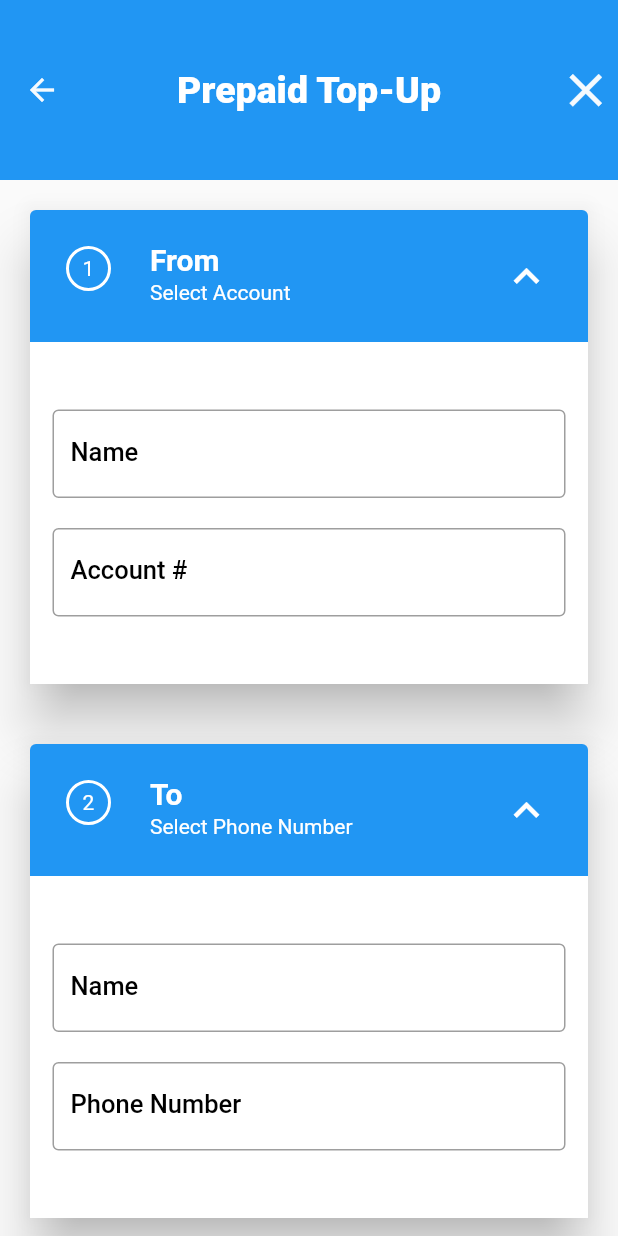
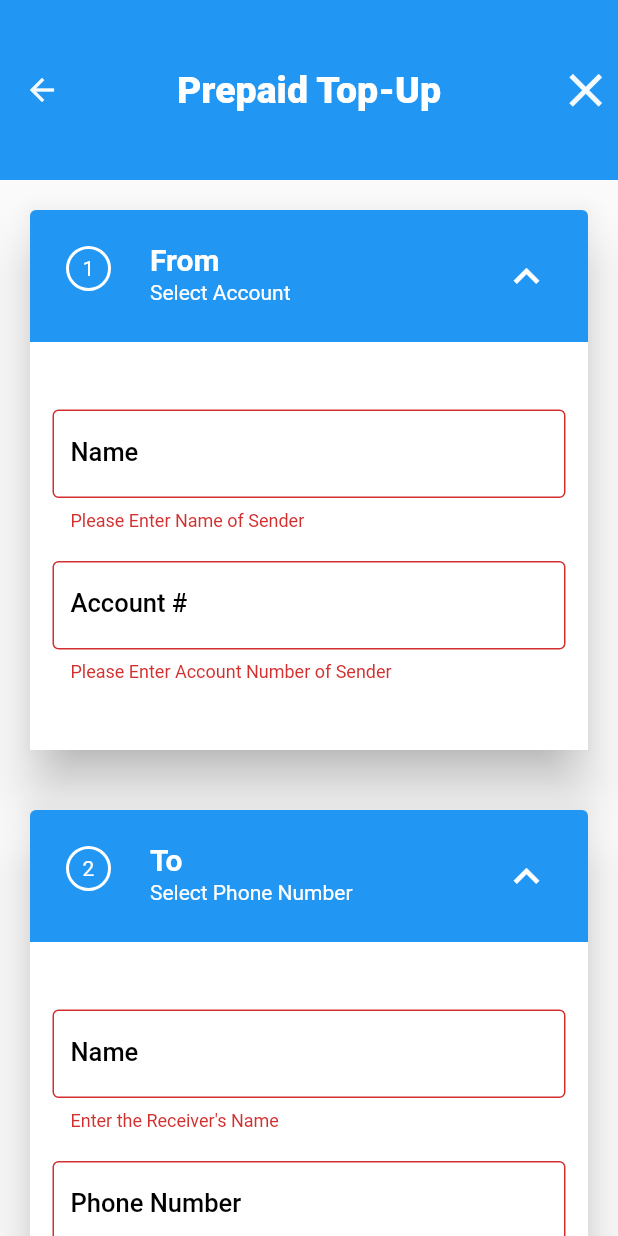
Before and after one commit to The-Azure-Coder/ncb_clone_v1, a Flutter app: the TopUp screen opened directly, on a phone screen of 412 x 824 dp. Run offline on Flutter 3.47's test engine with Material 2 defaults, Android fonts, the phone set to English and light mode, and no system bars; our stand-ins replace flutter_secure_storage, loading_animation_widget; accounts and stored records are empty.

Commit message:
Updated topup page

```diff
--- a/lib/models/account.dart
+++ b/lib/models/account.dart
@@ -1,11 +1,12 @@
 import 'package:ncb_frontend_v1/models/transaction.dart';
 
 class Account {
-  final String id;
-  final String userID;
-  final String accType;
+  final String? id;
+  final String? userID;
+  // final String accType;
+  final AccountType? accType;
   final String accNo;
-  final String currency;
+  final AccountCurrency? currency;
   final double balance;
   late Transaction transactions;
 
@@ -19,13 +20,75 @@ class Account {
   });
 
   factory Account.fromJson(Map<String, dynamic> json) {
+    // var list = json['accType'] as List;
+    // print(list);
+    // List accountType = list.map((i) => AccountType.fromJson(i)).toList();
     return Account(
       id: json['_id'],
       userID: json['userID'],
-      accType: json['accType'],
+      // accType: json['accType'],
+      accType: _toObject(json['accType'], (e) => AccountType.fromJson(e)),
       accNo: json['accNo'],
-      currency: json['currency'],
+      currency: _toObject(json['currency'], (e) => AccountCurrency.fromJson(e)),
       balance: json['balance'],
     );
   }
 }
+
+class AccountList {
+  final List<Account> accounts;
+
+  AccountList({
+    required this.accounts,
+  });
+
+  factory AccountList.fromJson(List<dynamic> json) {
+    List<Account> accounts = <Account>[];
+    accounts = json.map((e) => Account.fromJson(e)).toList();
+    return AccountList(accounts: accounts);
+  }
+}
+
+class AccountType {
+  final String id;
+  final String? name;
+
+  AccountType({
+    required this.id,
+    required this.name,
+  });
+
+  factory AccountType.fromJson(Map<String, dynamic> json) {
+    return AccountType(
+      id: json['_id'],
+      name: json['name'],
+    );
+  }
+}
+
+class AccountCurrency {
+  final String id;
+  final String name;
+  final String symbol;
+
+  AccountCurrency({
+    required this.id,
+    required this.name,
+    required this.symbol,
+  });
+
+  factory AccountCurrency.fromJson(Map<String, dynamic> json) {
+    return AccountCurrency(
+      id: json['_id'],
+      name: json['name'],
+      symbol: json['symbol'],
+    );
+  }
+}
+
+T? _toObject<T>(AccountInfo, T Function(Map<String, dynamic>) fromJson) {
+  if (AccountInfo == null) {
+    return null;
+  }
+  return fromJson(AccountInfo as Map<String, dynamic>);
+}
--- a/lib/models/transaction.dart
+++ b/lib/models/transaction.dart
@@ -1,8 +1,8 @@
 class Transaction {
-  final String id;
+  String? id;
   final String accId;
-  final int openingBalance;
-  final String closingBalance;
+  int? openingBalance;
+  String? closingBalance;
   final String type;
   final String amount;
   final String description;
@@ -15,6 +15,13 @@ class Transaction {
       required this.type,
       required this.amount,
       required this.description});
+
+  Transaction.withoutInfo({
+    required this.accId,
+    required this.type,
+    required this.amount,
+    required this.description,
+  });
 
   factory Transaction.fromJson(Map<String, dynamic> json) {
     return Transaction(
--- /dev/null
+++ b/lib/models/transaction_type.dart
@@ -0,0 +1,10 @@
+class TransactionType {
+  final String id;
+  final String name;
+
+  TransactionType({required this.id, required this.name});
+
+  factory TransactionType.withJson(Map<String, dynamic> json) {
+    return TransactionType(id: json['_id'], name: json['name']);
+  }
+}
--- a/lib/screens/login.dart
+++ b/lib/screens/login.dart
@@ -186,7 +186,9 @@ class _LoginFormState extends State<LoginForm> {
       print(responseData["data"]["accessToken"]);
       SecureStore.storeToken("jwt-auth", data["accessToken"]);
       Map<String, dynamic> mapUser = data['user'];
+      List<dynamic> mapAccounts = data['user']['accounts'];
       SecureStore.createUser(mapUser);
+      SecureStore.createAccount(mapAccounts);
       return true;
     } catch (error) {
       setState(() {
@@ -324,7 +326,6 @@ class _LoginFormState extends State<LoginForm> {
                                   builder: (context) {
                                     return HomePage();
                                   },
-
                                 ),
                               );
                             });
--- a/lib/screens/top_up/topup_page.dart
+++ b/lib/screens/top_up/topup_page.dart
@@ -1,5 +1,10 @@
 import 'package:flutter/material.dart';
+import 'package:ncb_frontend_v1/models/transaction.dart';
 import 'package:ncb_frontend_v1/screens/top_up/topup_utilities.dart';
+import 'package:ncb_frontend_v1/services/secure_store_service.dart';
+
+import '../../models/account.dart';
+import '../../services/network_handler.dart';
 
 class TopUp extends StatefulWidget {
   const TopUp({super.key});
@@ -9,12 +14,64 @@ class TopUp extends StatefulWidget {
 }
 
 class _TopUpState extends State<TopUp> {
+  Future<AccountList> account = SecureStore.getAccount();
+  final _topUpKey = GlobalKey<FormState>();
+  final _name = TextEditingController();
+  final _type = '634d7b782e3978582611904a';
+  final _accId = TextEditingController();
+  final _receiverName = TextEditingController();
+  final _receiverNumber = TextEditingController();
+  final _amount = TextEditingController();
+  final _description = 'Mobile TopUp to';
+
+  var _accounts = [];
+  var userAccount = '';
+
+  void getAccounts() async {
+    try {
+      setState(() {
+        _accounts = account as List;
+        print(_accounts);
+      });
+    } catch (err) {}
+  }
+
+
+
+  void postTopUpTraction() async {
+    try {
+      final response = await NetworkHandler.post(
+        '/transactions/',
+        Transaction.withoutInfo(
+            accId: _accId.text,
+            type: _type,
+            amount: _amount.text,
+            description: '${_description} ${_receiverNumber.text}'),
+      );
+      print(response);
+    } catch (e) {
+      print(e);
+    }
+  }
+
+
+
+
+  @override
+  void initState() {
+    super.initState();
+    getAccounts();
+  }
+
   @override
   Widget build(BuildContext context) {
     return Scaffold(
-      appBar:TextIconBar(title: 'Prepaid Top-Up', preferredSize: Size.fromHeight(120.0)),
+      appBar: TextIconBar(
+          title: 'Prepaid Top-Up', preferredSize: Size.fromHeight(120.0)),
       body: ListView(children: [
         Form(
+          key: _topUpKey,
+          autovalidateMode: AutovalidateMode.always,
           child: Column(
             children: [
               IconDropDown(
@@ -24,19 +81,28 @@ class _TopUpState extends State<TopUp> {
                   child: Column(
                     children: [
                       TextFormField(
+                        controller: _name,
                         decoration: InputDecoration(
                           border: OutlineInputBorder(),
                           labelText: "Name",
                           labelStyle: TextStyle(
                               fontSize: 17.0,
                               color: Colors.black,
-                                fontWeight: FontWeight.w500)),
+                              fontWeight: FontWeight.w500),
+                        ),
+                        validator: ((value) {
+                          if (value == null || value.isEmpty) {
+                            return 'Please Enter Name of Sender';
+                          }
+                          return null;
+                        }),
                       ),
                       SizedBox(
                         width: 20,
                         height: 20,
                       ),
                       TextFormField(
+                        controller: _accId,
                         decoration: InputDecoration(
                           border: OutlineInputBorder(),
                           prefixText: '# ',
@@ -44,8 +110,57 @@ class _TopUpState extends State<TopUp> {
                           labelStyle: TextStyle(
                               fontSize: 17.0,
                               color: Colors.black,
-                                fontWeight: FontWeight.w500)),
+                              fontWeight: FontWeight.w500),
                         ),
+                        validator: ((value) {
+                          if (value == null || value.isEmpty) {
+                            return 'Please Enter Account Number of Sender';
+                          }
+                          return null;
+                        }),
+                      ),
+                      // Container(
+                      //   decoration: BoxDecoration(
+                      //       color: Colors.white,
+                      //       borderRadius: BorderRadius.circular(10),
+                      //       boxShadow: [
+                      //         BoxShadow(
+                      //             color: Colors.grey.withOpacity(0.5),
+                      //             spreadRadius: 1,
+                      //             blurRadius: 1.5,
+                      //             offset: const Offset(0, 2))
+                      //       ]),
+                      //   child: DropdownButton(
+                      //     isExpanded: true,
+                      //     // Initial Value
+                      //     value: _accounts.isEmpty ? "empty" : _accounts[0]['_id'],
+
+                      //     // Down Arrow Icon
+                      //     icon: const Icon(Icons.keyboard_arrow_down),
+
+                      //     // Array list of items
+                      //     items: _accounts.map((list) {
+                      //       return DropdownMenuItem(
+                      //         onTap: () {
+                      //           setState(() {
+                      //             userAccount = list["_id"];
+                      //             print(userAccount);
+                      //           });
+                      //         },
+                      //         value: list["_id"],
+                      //         child: Text(list["accNo"]),
+                      //       );
+                      //     }).toList(),
+                      //     // After selecting the desired option,it will
+                      //     // change button value to selected value
+                      //     onChanged: (newValue) {
+                      //       print(newValue);
+                      //       setState(() {
+                      //         // dropdownvalue = newValue;
+                      //       });
+                      //     },
+                      //   ),
+                      // ),
                     ],
                   )),
               IconDropDown(
@@ -55,19 +170,28 @@ class _TopUpState extends State<TopUp> {
                   child: Column(
                     children: [
                       TextFormField(
+                        controller: _receiverName,
                         decoration: InputDecoration(
                           border: OutlineInputBorder(),
                           labelText: "Name",
                           labelStyle: TextStyle(
                               fontSize: 17.0,
                               color: Colors.black,
-                                fontWeight: FontWeight.w500)),
+                              fontWeight: FontWeight.w500),
+                        ),
+                        validator: (value) {
+                          if (value == null || value.isEmpty) {
+                            return "Enter the Receiver's Name";
+                          }
+                          return null;
+                        },
                       ),
                       SizedBox(
                         width: 20,
                         height: 20,
                       ),
                       TextFormField(
+                        controller: _receiverNumber,
                         decoration: InputDecoration(
                           border: OutlineInputBorder(),
                           prefixText: '(876) ',
@@ -75,7 +199,15 @@ class _TopUpState extends State<TopUp> {
                           labelStyle: TextStyle(
                             fontSize: 17.0,
                             color: Colors.black,
-                                fontWeight: FontWeight.w500)),
+                            fontWeight: FontWeight.w500,
+                          ),
+                        ),
+                        validator: (value) {
+                          if (value == null || value.isEmpty) {
+                            return "Enter the Receiver's Phone Number";
+                          }
+                          return null;
+                        },
                       ),
                     ],
                   )),
@@ -84,6 +216,7 @@ class _TopUpState extends State<TopUp> {
                 title: 'Amount',
                 subtitle: 'Select Top-up Amount',
                 child: TextFormField(
+                  controller: _amount,
                   decoration: InputDecoration(
                     border: OutlineInputBorder(),
                     prefixText: 'JMD ',
@@ -91,7 +224,14 @@ class _TopUpState extends State<TopUp> {
                     labelStyle: TextStyle(
                         fontSize: 17.0,
                         color: Colors.black,
-                          fontWeight: FontWeight.w500)),
+                        fontWeight: FontWeight.w500),
+                  ),
+                  validator: (value) {
+                    if (value == null || value.isEmpty) {
+                      return 'Enter the Amount';
+                    }
+                    return null;
+                  },
                 ),
               ),
             ],
@@ -100,9 +240,21 @@ class _TopUpState extends State<TopUp> {
         Center(
           child: ElevatedButton(
             style: ButtonStyle(
-                backgroundColor: MaterialStateProperty.all(Colors.amber), padding: MaterialStatePropertyAll(EdgeInsets.only(left: 30, right: 30))),
-            onPressed: () {},
-            child: Text('Submit', style: TextStyle(fontSize: 20, color: Colors.black),),
+                backgroundColor: MaterialStateProperty.all(Colors.amber),
+                padding: MaterialStatePropertyAll(
+                    EdgeInsets.only(left: 30, right: 30))),
+            onPressed: () {
+              if (_topUpKey.currentState!.validate()) {
+                postTopUpTraction();
+              } else {
+                print('Error');
+              }
+              ;
+            },
+            child: Text(
+              'Submit',
+              style: TextStyle(fontSize: 20, color: Colors.black),
+            ),
           ),
         )
       ]),
--- a/lib/screens/transfer_page.dart
+++ b/lib/screens/transfer_page.dart
@@ -226,7 +226,7 @@ class _TransferPageState extends State<TransferPage> {
                             ]),
                         child: TextFormField(
                           decoration: InputDecoration(
-                            labelText: 'Ammount',
+                            labelText: 'Amount',
                             border: InputBorder.none,
                             contentPadding: const EdgeInsets.only(left: 15),
                           ),
--- a/lib/services/secure_store_service.dart
+++ b/lib/services/secure_store_service.dart
@@ -1,5 +1,6 @@
 import 'dart:convert';
 import 'package:flutter_secure_storage/flutter_secure_storage.dart';
+import 'package:ncb_frontend_v1/models/account.dart';
 import '../models/user.dart';
 
 class SecureStore {
@@ -28,6 +29,21 @@ class SecureStore {
     return user;
   }
 
+  static void createAccount(List<dynamic> accountData) {
+    json.encode(accountData);
+    storeToken("account", jsonEncode(accountData));
+    print("Stored Accounts");
+  }
+
+  static Future<AccountList> getAccount() async {
+    String? userAccount = await getToken("account");
+    AccountList? account = AccountList.fromJson(jsonDecode(userAccount!));
+    print("Account Information");
+    print('accountInfo = ${account}');
+    return account;
+  }
+
+
   static logout() async {
     await _storage.deleteAll();
   }
```
Also changed, not shown: lib/screens/debit_details.dart (+10 -2 lines), lib/screens/home_screen/home_page.dart (+13 -1 lines), pubspec.lock. Lines whose indentation alone changed are shown as unchanged.
